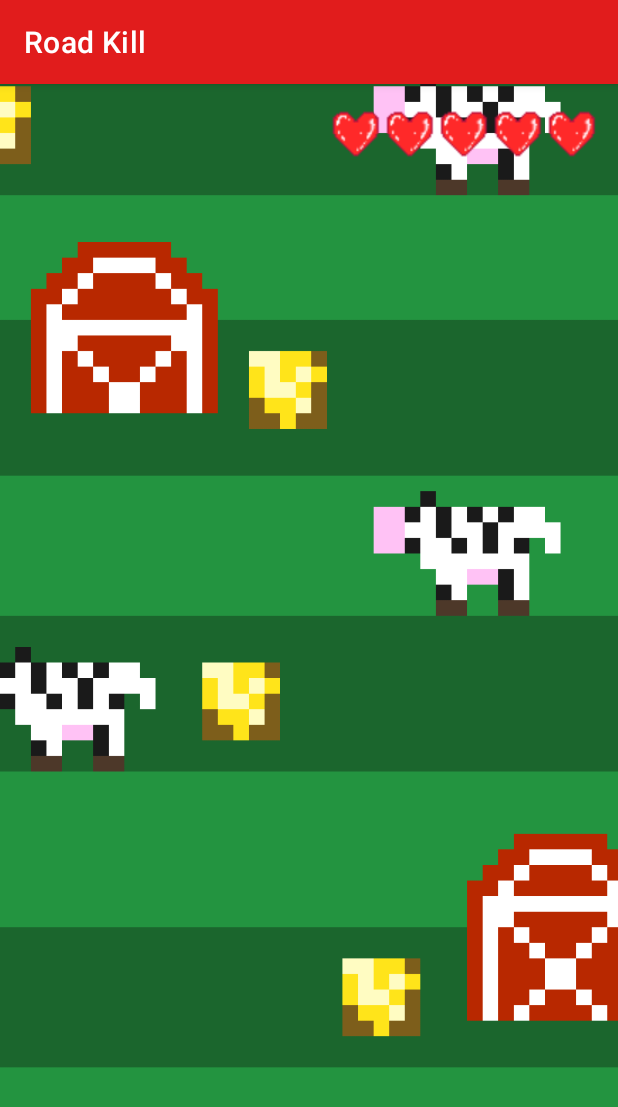
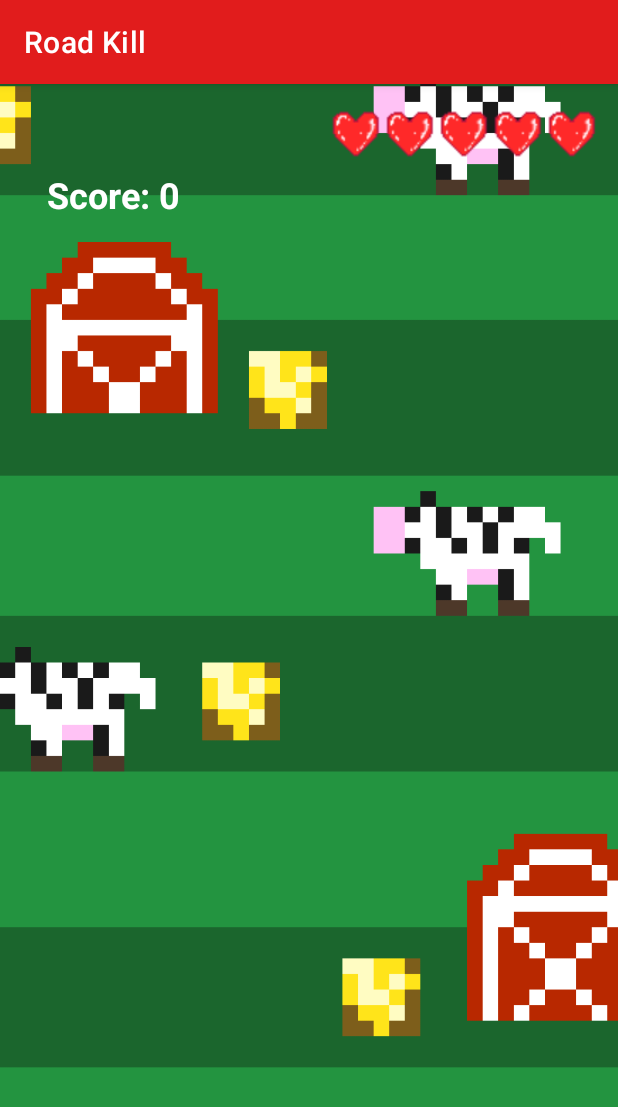
Before and after one commit to doyoojk/Road-Kill, an Android app: the GameScreen screen opened directly, with no data from a screen before it, on a phone screen of 412 x 824 dp. Shown: the top 1107 px of the screen. Run offline under Robolectric (Android 15) with nearby library versions, the phone set to English and light mode, and no system bars; Roboto replaces fonts that are not available here; 5 statements that could not run were skipped.

Commit message:
Added initial score to GameScreen

```diff
--- a/app/src/main/java/com/example/crossycar/GameScreen.java
+++ b/app/src/main/java/com/example/crossycar/GameScreen.java
@@ -9,9 +9,9 @@ import android.widget.TextView;
 public class GameScreen extends AppCompatActivity {
 
     private TextView playerNameView;
-    //private TextView carSelectionView;
-    //private ImageView[] difficulty = new ImageView[5];
+    private TextView scoreTextView;
     private ImageView[] heartIcons = new ImageView[5];
+    private int score = 0;
 
     @Override
     protected void onCreate(Bundle savedInstanceState) {
@@ -26,6 +26,7 @@ public class GameScreen extends AppCompatActivity {
         heartIcons[2] = findViewById(R.id.heart_icon_3);
         heartIcons[3] = findViewById(R.id.heart_icon_4);
         heartIcons[4] = findViewById(R.id.heart_icon_5);
+        scoreTextView = findViewById(R.id.score_text);
 
         // Get the data from the intent
         String playerName = getIntent().getStringExtra("player_name");
@@ -58,5 +59,8 @@ public class GameScreen extends AppCompatActivity {
         for (int i = heartCount; i < 5; i++) {
             heartIcons[i].setVisibility(ImageView.GONE);
         }
+
+        //setting score to 0 initially
+        scoreTextView.setText("Score: " + Integer.toString(score));
     }
 }
--- a/app/src/main/res/layout/activity_game_screen.xml
+++ b/app/src/main/res/layout/activity_game_screen.xml
@@ -29,6 +29,18 @@
         android:layout_alignParentTop="true"
         android:layout_marginStart="30dp"
         android:layout_marginTop="17dp"
+        android:textColor="@color/white"
+        android:textSize="24dp"
+        android:textStyle="bold" />
+
+    <TextView
+        android:id="@+id/score_text"
+        android:layout_width="178dp"
+        android:layout_height="wrap_content"
+        android:layout_alignParentStart="true"
+        android:layout_alignParentTop="true"
+        android:layout_marginStart="31dp"
+        android:layout_marginTop="57dp"
         android:textColor="@color/white"
         android:textSize="24dp"
         android:textStyle="bold" />
```
Also changed, not shown: app/src/main/java/com/example/crossycar/ChoosePlayer.java (+1 -15 lines).
